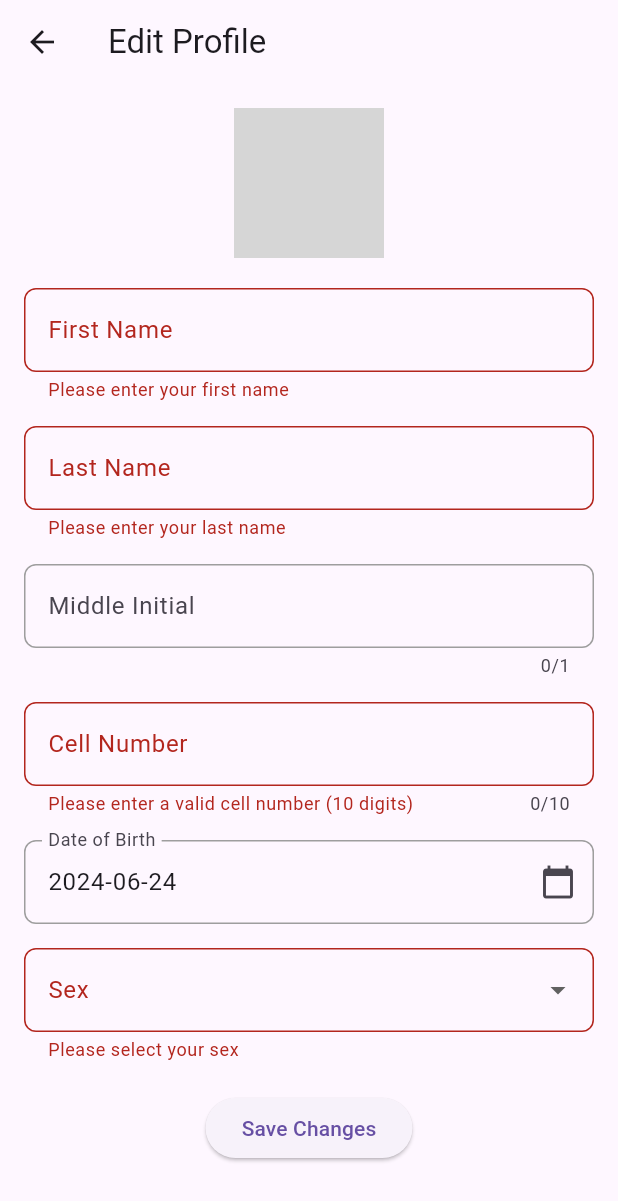
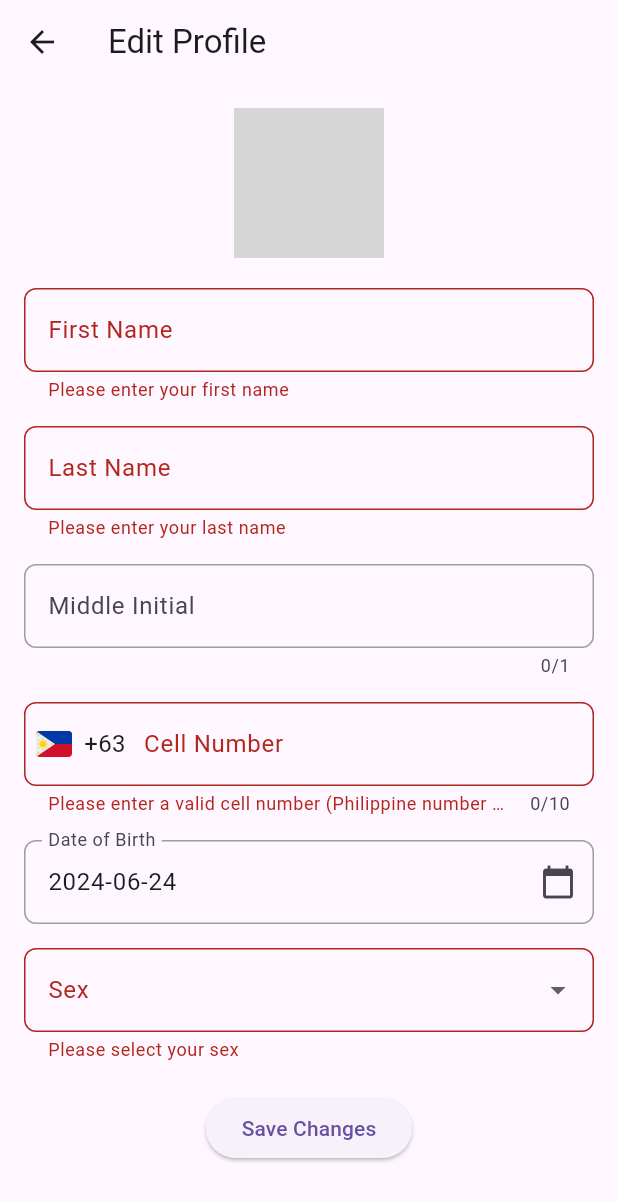
Before and after one commit to Jazo00/mobile_app_ar, a Flutter app: the EditProfilePage screen opened directly with empty values, after a tap on "Save Changes", on a phone screen of 412 x 824 dp. Shown: the top 1201 px of the screen. Run offline on Flutter 3.47's test engine with Material 3 defaults, Android fonts, the phone set to English and light mode, and no system bars; our stand-ins replace flutter_svg, google_fonts, image_picker, shared_preferences, supabase_flutter; accounts and stored records are empty; network calls fail; grey boxes are pictures that could not be loaded.

Commit message:
added a ph flag icon and +63 to the phone number

```diff
--- a/mobile_app_ar/lib/edit_profile_page.dart
+++ b/mobile_app_ar/lib/edit_profile_page.dart
@@ -5,6 +5,7 @@ import 'package:image_picker/image_picker.dart';
 import 'package:intl/intl.dart'; // Import for date formatting
 import 'package:supabase_flutter/supabase_flutter.dart';
 import 'package:uuid/uuid.dart';
+import 'package:flutter_svg/flutter_svg.dart';
 
 class EditProfilePage extends StatefulWidget {
   final Map<String, dynamic> userData;
@@ -35,7 +36,7 @@ class _EditProfilePageState extends State<EditProfilePage> {
     _firstNameController.text = widget.userData['first_name'] ?? '';
     _lastNameController.text = widget.userData['last_name'] ?? '';
     _middleInitialController.text = widget.userData['middle_initial'] ?? '';
-    _cellNumberController.text = widget.userData['cell_number'] ?? '';
+    _cellNumberController.text = widget.userData['cell_number']?.replaceFirst('+63', '') ?? '';
     _selectedSex = widget.userData['sex'] ?? 'Male';
     _profileImageUrl = widget.userData['pfp'];
 
@@ -108,7 +109,7 @@ class _EditProfilePageState extends State<EditProfilePage> {
               'first_name': _firstNameController.text,
               'last_name': _lastNameController.text,
               'middle_initial': _middleInitialController.text.toUpperCase(),
-              'cell_number': _cellNumberController.text,
+              'cell_number': '+63${_cellNumberController.text}',
               'date_of_birth': _selectedDateOfBirth?.toIso8601String(),
               'age': _calculateAge(_selectedDateOfBirth!),
               'sex': _selectedSex,
@@ -247,14 +248,36 @@ class _EditProfilePageState extends State<EditProfilePage> {
                 TextFormField(
                   controller: _cellNumberController,
                   keyboardType: TextInputType.number,
-                  decoration: _inputDecoration('Cell Number'),
+                  decoration: _inputDecoration(
+                    'Cell Number',
+                    prefixIcon: Row(
+                      mainAxisSize: MainAxisSize.min,
+                      children: [
+                        Padding(
+                          padding: const EdgeInsets.symmetric(horizontal: 8.0),
+                          child: SvgPicture.asset(
+                            'lib/assets/Ph_flag.svg',
+                            width: 24,
+                            height: 24,
+                          ),
+                        ),
+                        const Padding(
+                          padding: EdgeInsets.only(right: 8.0),
+                          child: Text(
+                            '+63',
+                            style: TextStyle(fontSize: 16),
+                          ),
+                        )
+                      ],
+                    ),
+                  ),
                   maxLength: 10,
                   inputFormatters: [
                     FilteringTextInputFormatter.digitsOnly,
                   ],
                   validator: (value) {
                     if (value == null || value.length != 10) {
-                      return 'Please enter a valid cell number (10 digits)';
+                      return 'Please enter a valid cell number (Philippine number only)';
                     }
                     return null;
                   },
```
